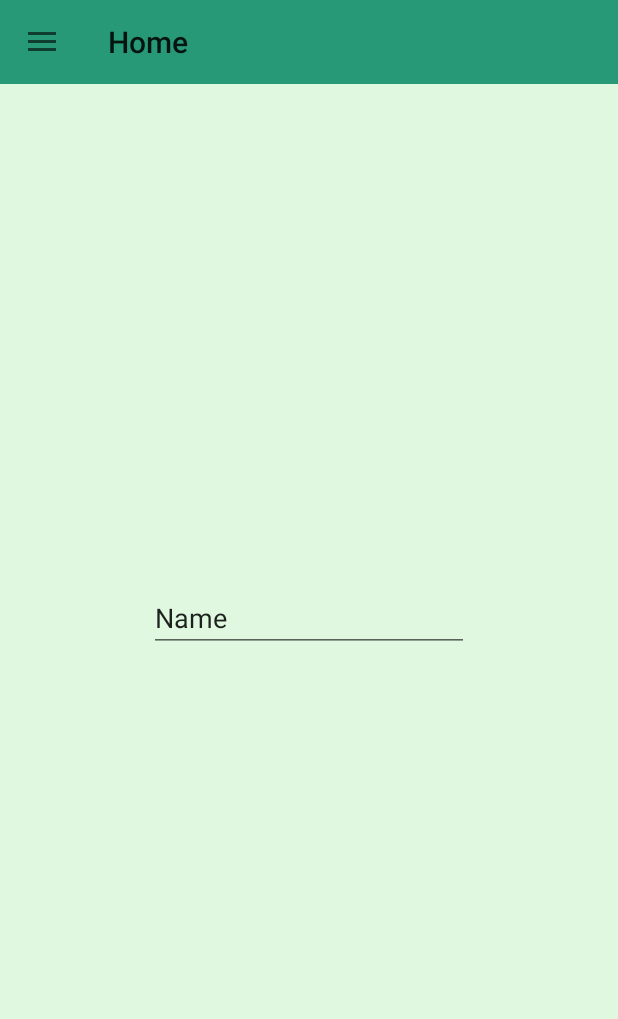
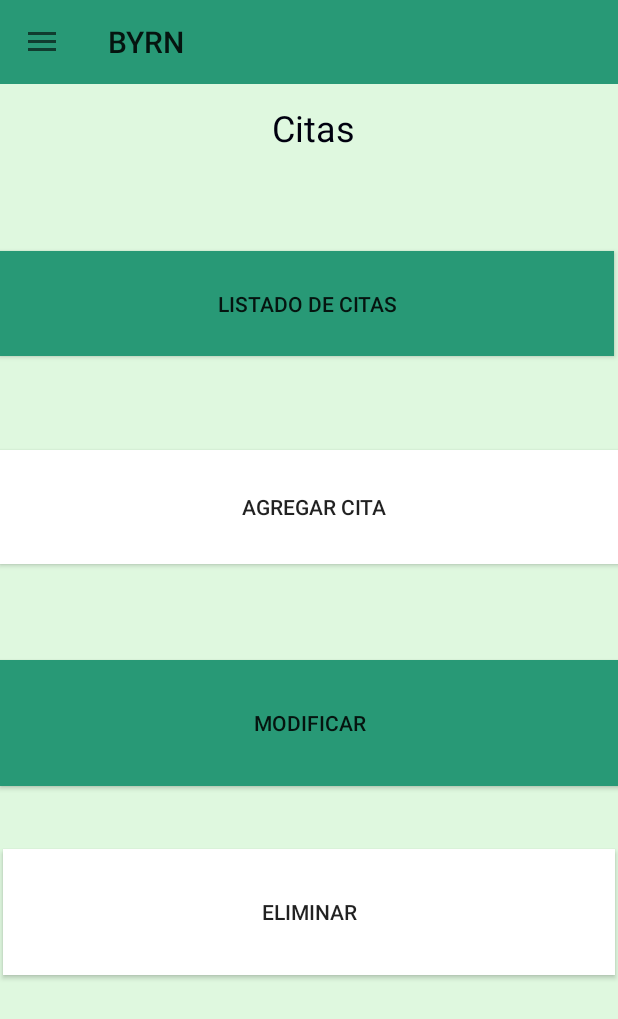
Before and after one commit to Samlmld/BYRN, an Android app: the fragment CitasFragment placed in its activity, on a phone screen of 412 x 824 dp. Shown: the top 1019 px of the screen. Run offline under Robolectric (Android 15) with nearby library versions, the phone set to English and light mode, and no system bars; our stand-ins replace navigation-ui.

Commit message:
cambios nuevos

```diff
--- a/app/src/main/java/com/example/byrn/AgregarPropiedad.java
+++ b/app/src/main/java/com/example/byrn/AgregarPropiedad.java
@@ -20,7 +20,6 @@ public class AgregarPropiedad extends AppCompatActivity {
     protected void onCreate(Bundle savedInstanceState) {
         super.onCreate(savedInstanceState);
         setContentView(R.layout.activity_agregar_propiedad);
-
         btnGuardarNuevaPropiedad = (Button) findViewById(R.id.btnGuardarNuevaPropiedad);
         btnAbrirMapa = (Button) findViewById(R.id.btnAbrirMapa);
         etLatitud = (EditText) findViewById(R.id.etLatitud);
--- a/app/src/main/java/com/example/byrn/Main2Activity.java
+++ b/app/src/main/java/com/example/byrn/Main2Activity.java
@@ -46,6 +46,8 @@ implements NavigationView.OnNavigationItemSelectedListener,
     @Override
     protected void onCreate(Bundle savedInstanceState) {
 
+
+
         Fragment fr = null;
         btnCerrarSesion = (Button) findViewById(R.id.btnCerrarSesion);
 
@@ -82,7 +84,10 @@ implements NavigationView.OnNavigationItemSelectedListener,
 
 
 
+
     }
+
+
 
     @Override
     public boolean onCreateOptionsMenu(Menu menu) {
--- a/app/src/main/res/layout/fragment_citas.xml
+++ b/app/src/main/res/layout/fragment_citas.xml
@@ -19,18 +19,70 @@
         app:layout_constraintHorizontal_bias="0.5"
         app:layout_constraintStart_toStartOf="parent">
 
-        <EditText
-            android:id="@+id/editText"
+        <TextView
+            android:id="@+id/textView21"
             android:layout_width="wrap_content"
             android:layout_height="wrap_content"
-            android:ems="10"
-            android:inputType="textPersonName"
-            android:text="Name"
+            android:text=" Citas"
+            android:textColor="#00000F"
+            android:textSize="24sp"
             app:layout_constraintBottom_toBottomOf="parent"
             app:layout_constraintEnd_toEndOf="parent"
-            app:layout_constraintHorizontal_bias="0.5"
             app:layout_constraintStart_toStartOf="parent"
-            app:layout_constraintTop_toTopOf="parent" />
+            app:layout_constraintTop_toTopOf="parent"
+            app:layout_constraintVertical_bias="0.087" />
+
+        <Button
+            android:id="@+id/btnVerCitas"
+            android:layout_width="409dp"
+            android:layout_height="70dp"
+            android:background="@color/Barra"
+            android:text="Listado de Citas"
+            app:layout_constraintBottom_toBottomOf="parent"
+            app:layout_constraintEnd_toEndOf="parent"
+            app:layout_constraintHorizontal_bias="0.112"
+            app:layout_constraintStart_toStartOf="parent"
+            app:layout_constraintTop_toTopOf="parent"
+            app:layout_constraintVertical_bias="0.222" />
+
+        <Button
+            android:id="@+id/button2"
+            android:layout_width="419dp"
+            android:layout_height="76dp"
+            android:background="@color/colorAccent"
+            android:text="Agregar Cita"
+            app:layout_constraintBottom_toBottomOf="parent"
+            app:layout_constraintEnd_toEndOf="parent"
+            app:layout_constraintHorizontal_bias="0.0"
+            app:layout_constraintStart_toStartOf="parent"
+            app:layout_constraintTop_toTopOf="parent"
+            app:layout_constraintVertical_bias="0.401" />
+
+        <Button
+            android:id="@+id/button3"
+            android:layout_width="413dp"
+            android:layout_height="84dp"
+            android:background="@color/Barra"
+            android:text="Modificar"
+            app:layout_constraintBottom_toBottomOf="parent"
+            app:layout_constraintEnd_toEndOf="parent"
+            app:layout_constraintHorizontal_bias="0.0"
+            app:layout_constraintStart_toStartOf="parent"
+            app:layout_constraintTop_toTopOf="parent"
+            app:layout_constraintVertical_bias="0.595" />
+
+        <Button
+            android:id="@+id/button4"
+            android:layout_width="408dp"
+            android:layout_height="84dp"
+            android:background="@color/colorAccent"
+            android:text="Eliminar"
+            app:layout_constraintBottom_toBottomOf="parent"
+            app:layout_constraintEnd_toEndOf="parent"
+            app:layout_constraintHorizontal_bias="0.498"
+            app:layout_constraintStart_toStartOf="parent"
+            app:layout_constraintTop_toTopOf="parent"
+            app:layout_constraintVertical_bias="0.765" />
     </androidx.constraintlayout.widget.ConstraintLayout>
 
 </FrameLayout>
--- a/app/src/main/res/navigation/mobile_navigation.xml
+++ b/app/src/main/res/navigation/mobile_navigation.xml
@@ -8,13 +8,13 @@
     <fragment
         android:id="@+id/SeccionPropiedades"
         android:name="com.example.byrn.ui.home.HomeFragment"
-        android:label="@string/menu_home"
+        android:label="BYRN"
         tools:layout="@layout/fragment_home" />
 
     <fragment
         android:id="@+id/SeccionCitas"
         android:name="com.example.byrn.ui.gallery.GalleryFragment"
-        android:label="@string/menu_gallery"
+        android:label=""
         tools:layout="@layout/fragment_gallery" />
 
     <fragment
```
Also changed, not shown: app/src/main/java/com/example/byrn/BusquedaPropiedad.java (+14 -0 lines), app/src/main/java/com/example/byrn/DetallesDePropiedades.java (+12 -2 lines), app/src/main/res/layout/activity_busqueda_propiedad.xml (+23 -9 lines), app/src/main/res/layout/activity_detalles_de_propiedades.xml (+14 -3 lines), app/src/main/res/drawable/r.png (added).
